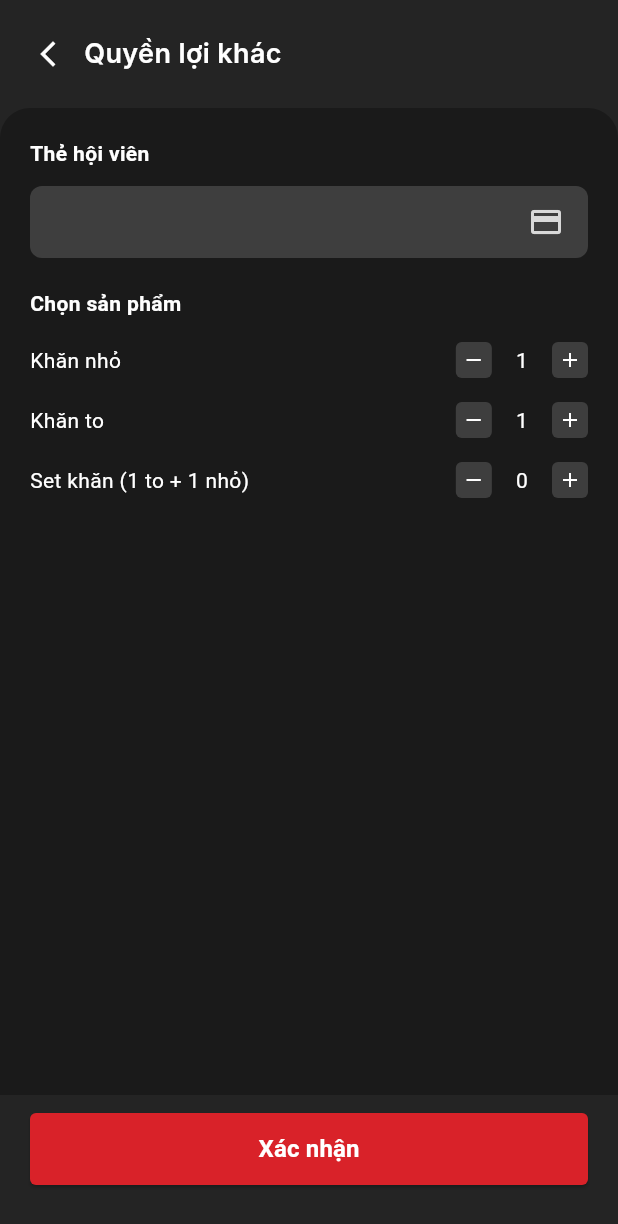
After one commit to tran-kim-cuong/cali-gym, a Flutter app: the OtherBenefitsScreen screen opened directly, on a phone screen of 412 x 824 dp. The commit adds this screen. Shown: the top 1224 px of the screen. Run offline on Flutter 3.47's test engine with Material 3 defaults, Android fonts, the phone set to English and light mode, and no system bars; our stand-ins replace dio, easy_localization, flutter_dotenv, flutter_svg, permission_handler, qr_flutter and 1 more; missing offline and left inert: mobile_scanner; accounts and stored records are empty; network calls fail; Roboto replaces fonts that are missing (Inter); project files that could hold a hidden picture were left out.

Commit message:
Update code temp

```diff
--- a/lib/pages/layouts/home.dart
+++ b/lib/pages/layouts/home.dart
@@ -6,6 +6,7 @@ import 'package:californiaflutter/models/member_model.dart';
 import 'package:californiaflutter/pages/layouts/class_detail.dart';
 import 'package:californiaflutter/pages/layouts/loyalty.dart';
 import 'package:californiaflutter/pages/layouts/member_card.dart';
+import 'package:californiaflutter/pages/layouts/other_benefits.dart';
 import 'package:californiaflutter/pages/shared/check_in_bottom_sheet.dart';
 import 'package:californiaflutter/pages/shared/common_bottom_nav_bar.dart';
 import 'package:californiaflutter/pages/shared/common_membership_card.dart';
@@ -738,9 +739,19 @@ class _HomeScreenState extends State<HomeScreen>
           ),
 
           // Mục 2: Quyền lợi
-          _actionItem(
-            'assets/images/vuesax/gift.svg', // Thay bằng file SVG hộp quà
-            "Quyền lợi khác",
+          GestureDetector(
+            onTap: () {
+              Navigator.push(
+                context,
+                MaterialPageRoute(
+                  builder: (context) => const OtherBenefitsScreen(),
+                ),
+              );
+            },
+            child: _actionItem(
+              'assets/images/vuesax/gift.svg',
+              "Quyền lợi khác",
+            ),
           ),
 
           // Mục 3: Tập cùng PT
--- /dev/null
+++ b/lib/pages/layouts/other_benefits.dart
@@ -0,0 +1,245 @@
+import 'package:californiaflutter/helpers/session_manager.dart';
+import 'package:flutter/material.dart';
+
+class OtherBenefitsScreen extends StatefulWidget {
+  const OtherBenefitsScreen({super.key});
+
+  @override
+  State<OtherBenefitsScreen> createState() => _OtherBenefitsScreenState();
+}
+
+class _OtherBenefitsScreenState extends State<OtherBenefitsScreen> {
+  // Quản lý số lượng sản phẩm
+  int _smallTowelCount = 1;
+  int _largeTowelCount = 1;
+  int _setTowelCount = 0;
+
+  @override
+  Widget build(BuildContext context) {
+    return Scaffold(
+      backgroundColor: const Color(
+        0xFF242424,
+      ), // Colors-Background-bg-base-primary
+      body: Column(
+        children: [
+          _buildHeader(context),
+          Expanded(
+            child: Container(
+              width: double.infinity,
+              decoration: const BoxDecoration(
+                color: Color(0xFF1A1A1A), // Nền tối hơn cho phần nội dung
+                borderRadius: BorderRadius.only(
+                  topLeft: Radius.circular(20),
+                  topRight: Radius.circular(20),
+                ),
+              ),
+              child: Column(
+                crossAxisAlignment: CrossAxisAlignment.start,
+                children: [_buildMembershipSection(), _buildProductSection()],
+              ),
+            ),
+          ),
+          _buildBottomAction(),
+        ],
+      ),
+    );
+  }
+
+  // --- 1. Header: Tiêu đề và nút quay lại ---
+  Widget _buildHeader(BuildContext context) {
+    return SafeArea(
+      bottom: false,
+      child: Container(
+        padding: const EdgeInsets.symmetric(horizontal: 8, vertical: 12),
+        child: Row(
+          children: [
+            IconButton(
+              icon: const Icon(
+                Icons.arrow_back_ios_new,
+                color: Colors.white,
+                size: 20,
+              ),
+              onPressed: () => Navigator.pop(context),
+            ),
+            const Expanded(
+              child: Text(
+                'Quyền lợi khác',
+                style: TextStyle(
+                  color: Colors.white,
+                  fontSize: 18,
+                  fontFamily: 'Inter',
+                  fontWeight: FontWeight.w600,
+                ),
+              ),
+            ),
+          ],
+        ),
+      ),
+    );
+  }
+
+  // --- 2. Thẻ hội viên (Staff Section) ---
+  Widget _buildMembershipSection() {
+    // 1. Truy cập thông tin hội viên từ SessionManager
+    // final member = SessionManager.member;
+    return Padding(
+      padding: const EdgeInsets.all(20),
+      child: Column(
+        crossAxisAlignment: CrossAxisAlignment.start,
+        children: [
+          const Text(
+            'Thẻ hội viên',
+            style: TextStyle(
+              color: Colors.white,
+              fontSize: 14,
+              fontWeight: FontWeight.w600,
+            ),
+          ),
+          const SizedBox(height: 12),
+          Container(
+            padding: const EdgeInsets.symmetric(horizontal: 16, vertical: 12),
+            decoration: BoxDecoration(
+              color: const Color(0xFF3E3E3E),
+              borderRadius: BorderRadius.circular(8),
+            ),
+            child: Row(
+              children: [
+                Expanded(
+                  child: Column(
+                    crossAxisAlignment: CrossAxisAlignment.start,
+                    children: [
+                      // 2. Hiển thị tên hạng thẻ hoặc trạng thái
+                      // Giả định trường dữ liệu là membershipLevel hoặc status
+                      // Text(
+                      //   // member?.membershipType ?? 'Staff',
+                      //   'Staff',
+                      //   style: const TextStyle(
+                      //     color: Colors.white,
+                      //     fontSize: 14,
+                      //   ),
+                      // ),
+                      // 3. Hiển thị mã số hội viên
+                      // Giả định trường dữ liệu là memberCode hoặc barcode
+                      // Text(
+                      //   member ?? 'N/A',
+                      //   style: const TextStyle(
+                      //     color: Color(0xFF9A9A9A),
+                      //     fontSize: 12,
+                      //   ),
+                      // ),
+                    ],
+                  ),
+                ),
+                const Icon(Icons.credit_card, color: Color(0xFFD9D9D9)),
+              ],
+            ),
+          ),
+        ],
+      ),
+    );
+  }
+
+  // --- 3. Danh sách chọn sản phẩm ---
+  Widget _buildProductSection() {
+    return Padding(
+      padding: const EdgeInsets.symmetric(horizontal: 20),
+      child: Column(
+        crossAxisAlignment: CrossAxisAlignment.start,
+        children: [
+          const Text(
+            'Chọn sản phẩm',
+            style: TextStyle(
+              color: Colors.white,
+              fontSize: 14,
+              fontWeight: FontWeight.w600,
+            ),
+          ),
+          const SizedBox(height: 8),
+          _buildProductItem(
+            'Khăn nhỏ',
+            _smallTowelCount,
+            (val) => setState(() => _smallTowelCount = val),
+          ),
+          _buildProductItem(
+            'Khăn to',
+            _largeTowelCount,
+            (val) => setState(() => _largeTowelCount = val),
+          ),
+          _buildProductItem(
+            'Set khăn (1 to + 1 nhỏ)',
+            _setTowelCount,
+            (val) => setState(() => _setTowelCount = val),
+          ),
+        ],
+      ),
+    );
+  }
+
+  // Widget con cho từng dòng sản phẩm
+  Widget _buildProductItem(String name, int count, Function(int) onChanged) {
+    return Padding(
+      padding: const EdgeInsets.symmetric(vertical: 8),
+      child: Row(
+        mainAxisAlignment: MainAxisAlignment.spaceBetween,
+        children: [
+          Text(name, style: const TextStyle(color: Colors.white, fontSize: 14)),
+          Row(
+            children: [
+              _buildQtyBtn(
+                Icons.remove,
+                () => count > 0 ? onChanged(count - 1) : null,
+              ),
+              Padding(
+                padding: const EdgeInsets.symmetric(horizontal: 16),
+                child: Text(
+                  '$count',
+                  style: const TextStyle(color: Colors.white, fontSize: 14),
+                ),
+              ),
+              _buildQtyBtn(Icons.add, () => onChanged(count + 1)),
+            ],
+          ),
+        ],
+      ),
+    );
+  }
+
+  Widget _buildQtyBtn(IconData icon, VoidCallback onTap) {
+    return GestureDetector(
+      onTap: onTap,
+      child: Container(
+        padding: const EdgeInsets.all(4),
+        decoration: BoxDecoration(
+          color: const Color(0xFF3E3E3E),
+          borderRadius: BorderRadius.circular(4),
+        ),
+        child: Icon(icon, color: Colors.white, size: 16),
+      ),
+    );
+  }
+
+  // --- 4. Nút Xác nhận ở dưới đáy ---
+  Widget _buildBottomAction() {
+    return Container(
+      padding: const EdgeInsets.fromLTRB(20, 12, 20, 34),
+      child: ElevatedButton(
+        onPressed: () {
+          // Xử lý xác nhận quyền lợi
+        },
+        style: ElevatedButton.styleFrom(
+          backgroundColor: const Color(0xFFD92229),
+          minimumSize: const Size(double.infinity, 48),
+          shape: RoundedRectangleBorder(borderRadius: BorderRadius.circular(4)),
+        ),
+        child: const Text(
+          'Xác nhận',
+          style: TextStyle(
+            color: Colors.white,
+            fontSize: 16,
+            fontWeight: FontWeight.w600,
+          ),
+        ),
+      ),
+    );
+  }
+}
```
